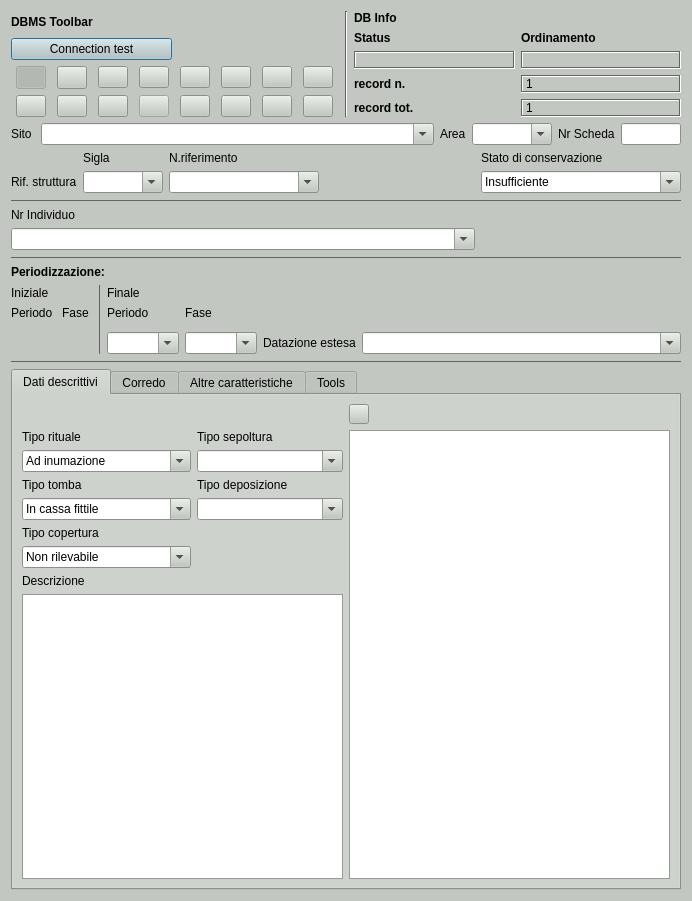
Before: the Qt Designer form gui/ui/Tomba.ui in pyarchinit/pyarchinit, drawn with Qt 5.
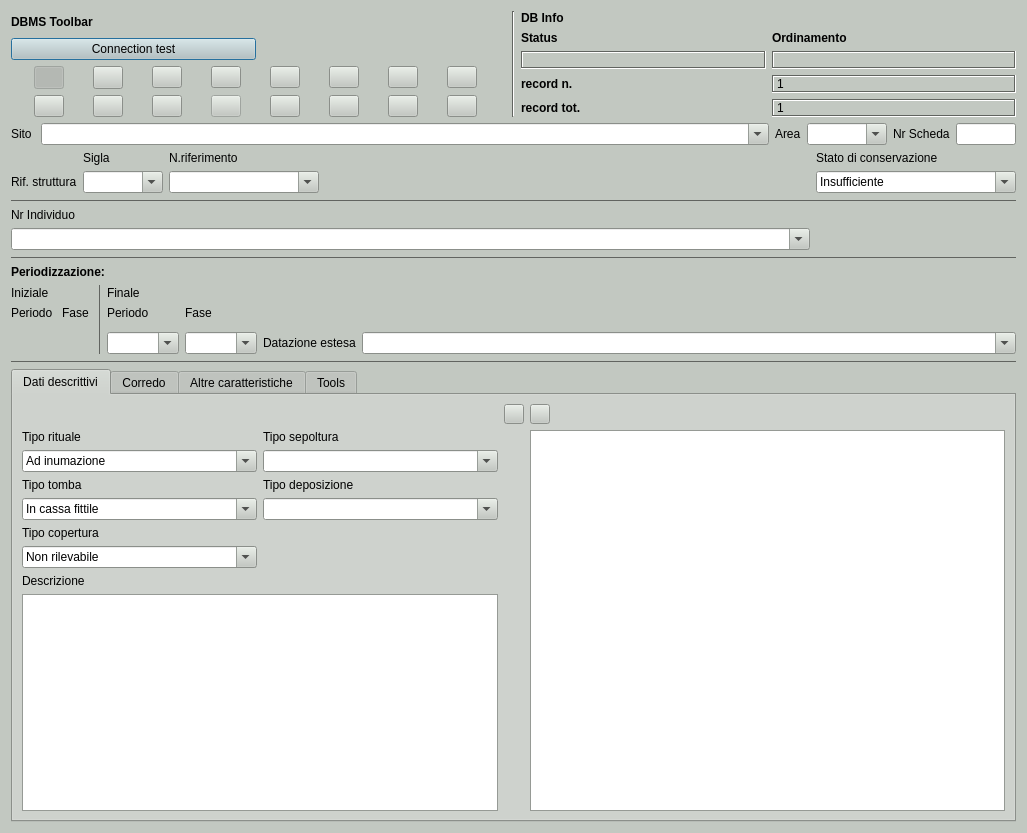
After: the same form once the commit is applied. Icons and pictures are not drawn. Custom widgets are drawn as their Qt base class.

```diff
--- a/gui/ui/Tomba.ui
+++ b/gui/ui/Tomba.ui
@@ -6,8 +6,8 @@
    <rect>
     <x>0</x>
     <y>0</y>
-    <width>692</width>
-    <height>901</height>
+    <width>1027</width>
+    <height>833</height>
    </rect>
   </property>
   <property name="sizePolicy">
@@ -1386,6 +1386,26 @@
          <string>Dati descrittivi</string>
         </attribute>
         <layout class="QGridLayout" name="gridLayout_11">
+         <item row="0" column="2">
+          <widget class="QPushButton" name="pushButton_removetags">
+           <property name="sizePolicy">
+            <sizepolicy hsizetype="Minimum" vsizetype="Expanding">
+             <horstretch>0</horstretch>
+             <verstretch>0</verstretch>
+            </sizepolicy>
+           </property>
+           <property name="maximumSize">
+            <size>
+             <width>20</width>
+             <height>20</height>
+            </size>
+           </property>
+           <property name="icon">
+            <iconset resource="../../resources/resources.qrc">
+             <normaloff>:/icons/remove_tag.png</normaloff>:/icons/remove_tag.png</iconset>
+           </property>
+          </widget>
+         </item>
          <item row="2" column="0">
           <layout class="QGridLayout" name="gridLayout_10">
            <item row="0" column="0">
@@ -1734,13 +1754,13 @@
            </item>
           </layout>
          </item>
-         <item row="1" column="1" rowspan="2">
+         <item row="1" column="2" rowspan="2">
           <widget class="QListWidget" name="iconListWidget"/>
          </item>
          <item row="0" column="1">
-          <widget class="QPushButton" name="pushButton_removetags">
+          <widget class="QPushButton" name="pushButton_all_images">
            <property name="sizePolicy">
-            <sizepolicy hsizetype="Minimum" vsizetype="Expanding">
+            <sizepolicy hsizetype="Expanding" vsizetype="Fixed">
              <horstretch>0</horstretch>
              <verstretch>0</verstretch>
             </sizepolicy>
```
Left out of the diff: 2 changed lines with no effect on the pictures.
